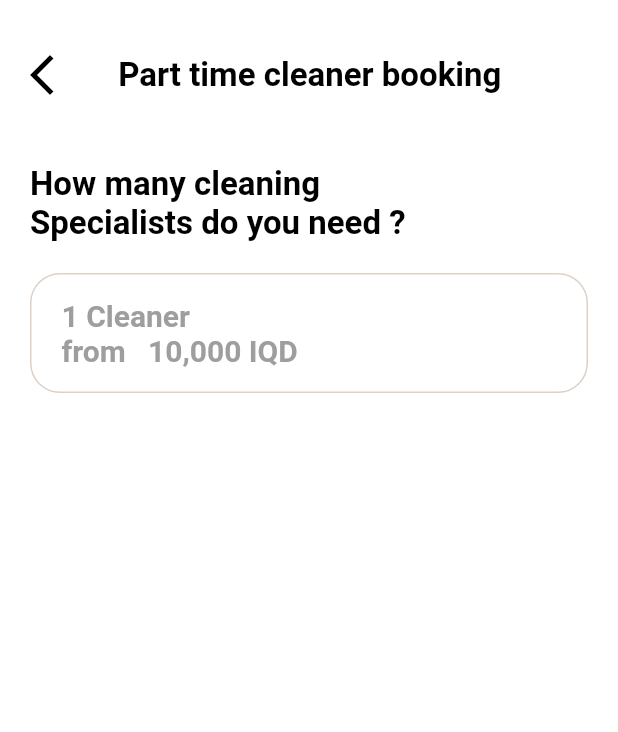
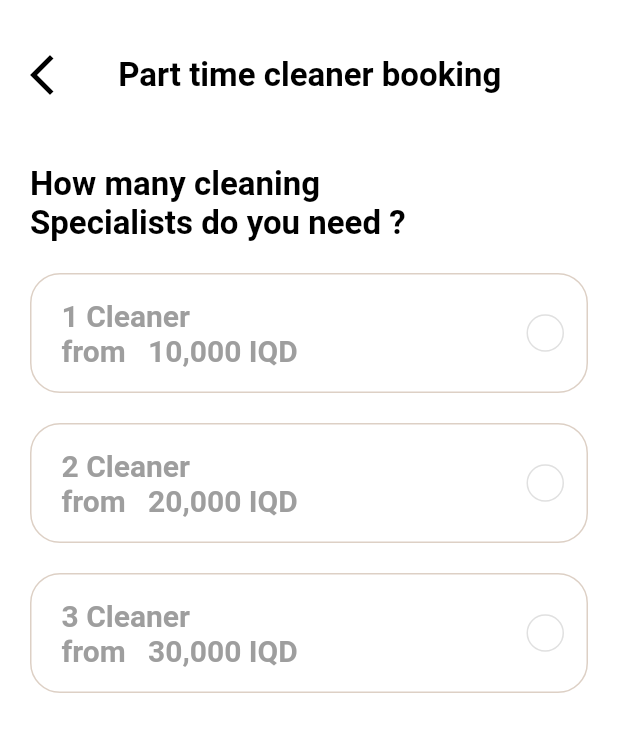
Before and after one commit to Oti15/otie_app, a Flutter app: the screen it shows after launch, on a phone screen of 412 x 824 dp. Shown: the top 732 px of the screen. Run offline on Flutter 3.47's test engine with Material 2 defaults, Android fonts, the light colour scheme and no system bars; our stand-ins replace flutter_svg, loading_indicator, simple_gradient_text, smooth_page_indicator; Roboto replaces fonts that are missing (Bold).

Commit message:
add change

```diff
--- a/lib/view/home_clening/view2.dart
+++ b/lib/view/home_clening/view2.dart
@@ -1,6 +1,7 @@
 import 'package:flutter/material.dart';
 
 import '../../utils/constants.dart';
+import 'widgets/check.dart';
 
 class HomeCleningp2 extends StatefulWidget {
   const HomeCleningp2({Key? key}) : super(key: key);
@@ -64,51 +65,37 @@ class _HomeCleningp2State extends State<HomeCleningp2> {
                   color: Colors.black),
             ),
           ),
-          Center(
-            child: Container(
-              margin: EdgeInsets.only(left: 0, top: 20),
-              height: 80,
-              width: MediaQuery.of(context).size.width - 40,
-              decoration: BoxDecoration(
-                borderRadius: BorderRadius.circular(20),
-                border: Border.all(color: Color(0xFFDDD0C5)),
-              ),
-              child: Stack(
-                children: [
-                  Column(
-                    crossAxisAlignment: CrossAxisAlignment.start,
-                    mainAxisAlignment: MainAxisAlignment.center,
-                    children: [
-                      Padding(
-                        padding: EdgeInsets.only(left: 20, top: 0),
-                        child: Text(
-                          "1 Cleaner",
-                          style: TextStyle(
-                              fontSize: largeTitleFontSize,
-                              fontWeight: FontWeight.bold,
-                              fontFamily: 'Bold',
-                              color: Colors.grey),
-                        ),
-                      ),
-                      Padding(
-                        padding: EdgeInsets.only(left: 20, top: 0),
-                        child: Text(
-                          "from   10,000 IQD",
-                          style: TextStyle(
-                              fontSize: largeTitleFontSize,
-                              fontWeight: FontWeight.bold,
-                              fontFamily: 'Bold',
-                              color: Colors.grey),
-                        ),
-                      )
-                    ],
-                  ),
+          MyRadioListTile(
+            cleanerNum: 1,
+            price: '10,000',
+            value: '1C : 10,000',
+            onChanged: (value) {
+              setState(() {
+                choose ="$value";
+              });
+            },
+            groupValue: choose,),
+          MyRadioListTile(
+            cleanerNum: 2,
+            price: '20,000',
+            value: '2C : 20,000',
+            onChanged: (value) {
+              setState(() {
+                choose ="$value";
+              });
+            },
+            groupValue: choose,),
+          MyRadioListTile(
+            cleanerNum: 3,
+            price: '30,000',
+            value: '3C : 30,000',
+            groupValue: choose,
+            onChanged: (value) {
+              setState(() {
+                choose ="$value";
+              });
+            },)
 
-
-                  ]
-              ),
-            ),
-          ),
         ],
       ),
     );
--- /dev/null
+++ b/lib/view/home_clening/widgets/check.dart
@@ -0,0 +1,100 @@
+import 'package:flutter/material.dart';
+
+import '../../../utils/constants.dart';
+
+class MyRadioListTile<T> extends StatelessWidget {
+  final T value;
+  final T groupValue;
+  final ValueChanged<T?> onChanged;
+  final int cleanerNum;
+  final String price;
+
+  const MyRadioListTile(
+      {required this.value,
+      required this.groupValue,
+      required this.onChanged,
+      required this.cleanerNum,
+      required this.price});
+
+  @override
+  Widget build(BuildContext context) {
+    return Center(
+      child: Container(
+          margin: EdgeInsets.only(left: 0, top: 20),
+          height: 80,
+          width: MediaQuery.of(context).size.width - 40,
+          decoration: BoxDecoration(
+            borderRadius: BorderRadius.circular(20),
+            border: Border.all(color: Color(0xFFDDD0C5)),
+          ),
+          child: Padding(
+              padding: EdgeInsets.only(right: 0, top: 0),
+              child: InkWell(
+                onTap: () => onChanged(value),
+                child: Container(
+                  height: 80,
+                  decoration: BoxDecoration(
+                    borderRadius: BorderRadius.circular(20),
+                  ),
+                  padding: EdgeInsets.only(right: 15),
+                  child: Row(
+                    children: [
+                      Column(
+                        crossAxisAlignment: CrossAxisAlignment.start,
+                        mainAxisAlignment: MainAxisAlignment.center,
+                        children: [
+                          Padding(
+                            padding: EdgeInsets.only(left: 20, top: 0),
+                            child: Text(
+                              "${cleanerNum} Cleaner",
+                              style: TextStyle(
+                                  fontSize: largeTitleFontSize,
+                                  fontWeight: FontWeight.bold,
+                                  fontFamily: 'Bold',
+                                  color: Colors.grey),
+                            ),
+                          ),
+                          Padding(
+                            padding: EdgeInsets.only(left: 20, top: 0),
+                            child: Text(
+                              "from   ${price} IQD",
+                              style: TextStyle(
+                                  fontSize: largeTitleFontSize,
+                                  fontWeight: FontWeight.bold,
+                                  fontFamily: 'Bold',
+                                  color: Colors.grey),
+                            ),
+                          )
+                        ],
+                      ),
+                      Spacer(),
+                      _customRadioButton,
+                    ],
+                  ),
+                ),
+              ))),
+    );
+  }
+
+  Widget get _customRadioButton {
+    final isSelected = value == groupValue;
+    return Container(
+        height: 25,
+        width: 25,
+        padding: EdgeInsets.symmetric(horizontal: 0, vertical: 0),
+        decoration: BoxDecoration(
+          color: isSelected ? Color(0xFFF05A25) : null,
+          borderRadius: BorderRadius.circular(13.5),
+          border: Border.all(
+            color: isSelected ? Color(0xFFF05A25) : Colors.grey[300]!,
+          ),
+        ),
+        child: Center(
+          child: Icon(
+            Icons.done,
+            color: Colors.white,
+            size: 22,
+          ),
+        ));
+  }
+}
```
Also changed, not shown: lib/view/home_clening/widgets/cleaning_option.dart (added, +73 -0 lines).
